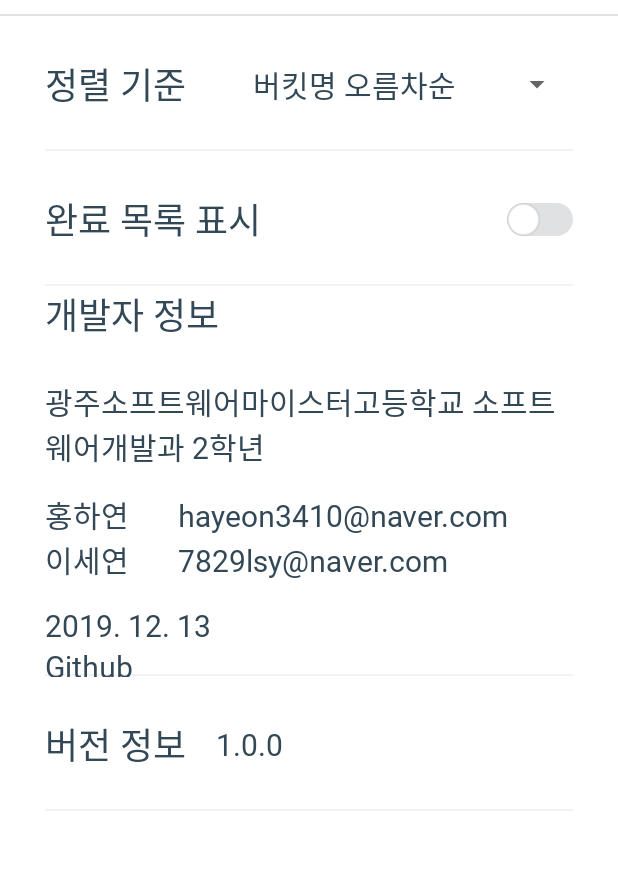
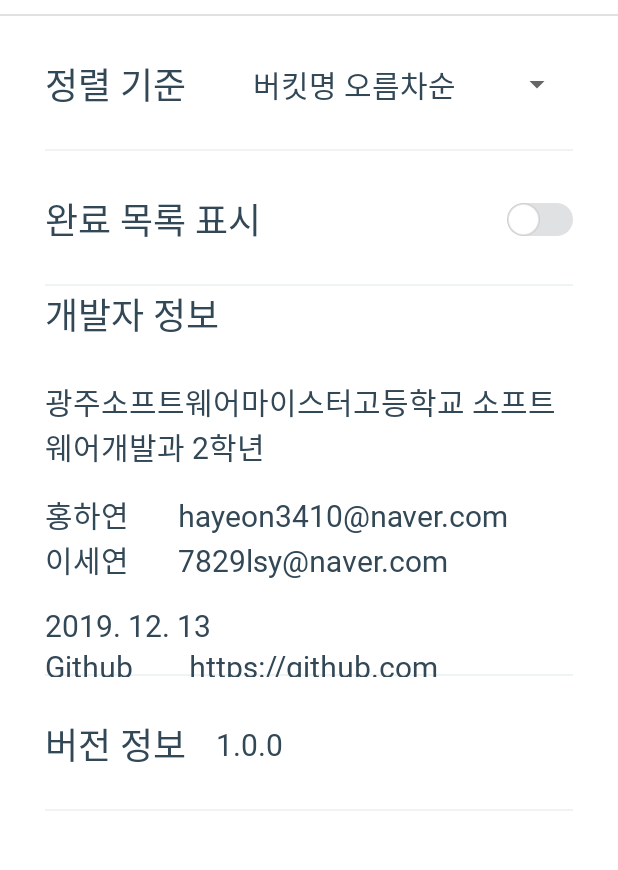
Before and after one commit to dltpdus0516/PocketList, an Android app: the SettingActivity screen opened directly, with no data from a screen before it, on a phone screen of 412 x 824 dp, the part 76-946 px from its top. Run offline under Robolectric (Android 15) with nearby library versions, the phone set to English and light mode, and no system bars; our stand-ins replace Firebase (no records; nobody signed in at launch, a user with empty details on screens opened directly); 2 statements that could not run were skipped.

Commit message:
github link

```diff
--- a/Pocket_List/app/src/main/res/layout/activity_setting.xml
+++ b/Pocket_List/app/src/main/res/layout/activity_setting.xml
@@ -86,7 +86,7 @@
                 android:popupBackground="@color/white"
                 android:dropDownWidth="wrap_content"
                 android:dropDownSelector="@color/mainColor"
-                android:dropDownVerticalOffset="40dp"/>
+                android:dropDownVerticalOffset="50dp"/>
 
         </LinearLayout>
         <!-- 정렬 -->
@@ -178,7 +178,7 @@
                 android:layout_height="wrap_content"
                 android:textColor="@color/textColor"
                 android:textSize="20dp"
-                android:text="Github"
+                android:text="Github        https://github.com/honghayeon/Pocket_List"
                 android:fontFamily="@font/lottedream_light"/>
 
         </LinearLayout>
```
Also changed, not shown: Pocket_List/app/src/main/java/com/cookandroid/pocketlist/EditActivity.java (+26 -4 lines).
